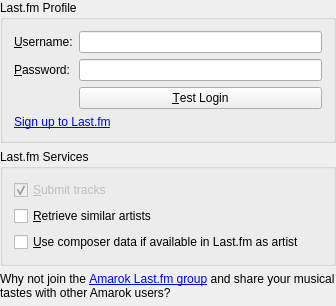
netrunner-debian-kde-extras/amarok, file src/services/lastfm/LastFmConfigWidget.ui: the form before one commit.
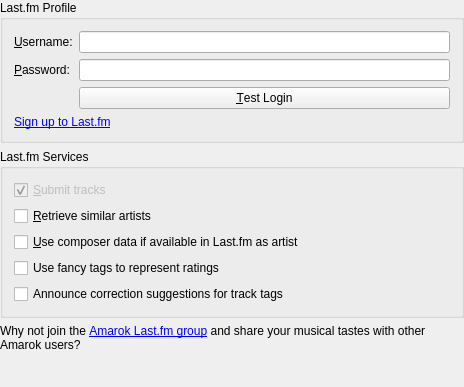
The form after the commit. Custom widgets are drawn as their Qt base class.

What changed in the file:
```diff
--- a/src/services/lastfm/LastFmConfigWidget.ui
+++ b/src/services/lastfm/LastFmConfigWidget.ui
@@ -1,12 +1,12 @@
 <ui version="4.0" >
  <class>LastFmConfigWidget</class>
- <widget class="QWidget" name="LastFmConfigWidget" >
-  <property name="geometry" >
+ <widget class="QWidget" name="LastFmConfigWidget">
+  <property name="geometry">
    <rect>
     <x>0</x>
     <y>0</y>
-    <width>336</width>
-    <height>306</height>
+    <width>464</width>
+    <height>387</height>
    </rect>
   </property>
   <property name="minimumSize" >
@@ -121,10 +121,10 @@
      <property name="title" >
       <string>Last.fm Services</string>
      </property>
-     <layout class="QGridLayout" name="gridLayout_3" >
-      <item row="0" column="0" >
-       <widget class="QCheckBox" name="kcfg_SubmitPlayedSongs" >
-        <property name="enabled" >
+     <layout class="QVBoxLayout" name="verticalLayout">
+      <item>
+       <widget class="QCheckBox" name="kcfg_SubmitPlayedSongs">
+        <property name="enabled">
          <bool>false</bool>
         </property>
         <property name="text" >
@@ -135,9 +135,9 @@
         </property>
        </widget>
       </item>
-      <item row="1" column="0" >
-       <widget class="QCheckBox" name="kcfg_RetrieveSimilarArtists" >
-        <property name="text" >
+      <item>
+       <widget class="QCheckBox" name="kcfg_RetrieveSimilarArtists">
+        <property name="text">
          <string>&amp;Retrieve similar artists</string>
         </property>
         <property name="checked" >
@@ -145,9 +145,9 @@
         </property>
        </widget>
       </item>
-      <item row="2" column="0" >
-       <widget class="QCheckBox" name="kcfg_ScrobbleComposer" >
-        <property name="text" >
+      <item>
+       <widget class="QCheckBox" name="kcfg_ScrobbleComposer">
+        <property name="text">
          <string>&amp;Use composer data if available in Last.fm as artist</string>
         </property>
         <property name="checked" >
@@ -155,12 +155,32 @@
         </property>
        </widget>
       </item>
+      <item>
+       <widget class="QCheckBox" name="kcfg_UseFancyRatingTags">
+        <property name="toolTip">
+         <string>Use Last.fm tags like &lt;b&gt;7 of 10 stars&lt;/b&gt; to represent your Amarok ratings during statistics synchronization</string>
+        </property>
+        <property name="text">
+         <string>Use fancy tags to represent ratings</string>
+        </property>
+       </widget>
+      </item>
+      <item>
+       <widget class="QCheckBox" name="kcfg_AnnounceCorrections">
+        <property name="toolTip">
+         <string>&lt;html&gt;When scrobbling tracks to Last.fm, it autocorrects common errors in track tags like artist, album and title. Check this to be notified when this happens and what the autocorrection was&lt;/html&gt;</string>
+        </property>
+        <property name="text">
+         <string>Announce correction suggestions for track tags</string>
+        </property>
+       </widget>
+      </item>
      </layout>
     </widget>
    </item>
   </layout>
  </widget>
- <layoutdefault spacing="6" margin="11" />
+ <layoutdefault spacing="6" margin="11"/>
  <customwidgets>
   <customwidget>
    <class>KLineEdit</class>
```
Left out of the diff: 105 changed lines with no effect on the pictures.
